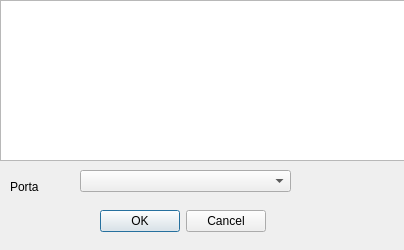
Qt form dialogjack.ui (marcelbonnet/QStage) before a commit.
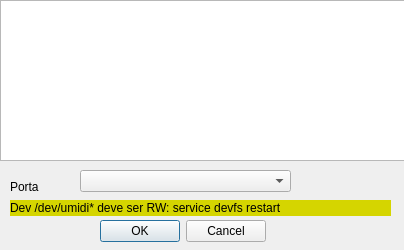
The same form after that commit.

```diff
--- a/dialogjack.ui
+++ b/dialogjack.ui
@@ -13,6 +13,13 @@
   <property name="windowTitle">
    <string>Jack</string>
   </property>
+  <property name="styleSheet">
+   <string notr="true">#labelAviso{
+background-color: rgb(213, 213, 0);
+	color: rgb(0, 0, 0);
+
+}</string>
+  </property>
   <widget class="QComboBox" name="portas">
    <property name="geometry">
     <rect>
@@ -27,7 +34,7 @@
    <property name="geometry">
     <rect>
      <x>100</x>
-     <y>210</y>
+     <y>220</y>
      <width>166</width>
      <height>22</height>
     </rect>
@@ -59,6 +66,19 @@
     </rect>
    </property>
   </widget>
+  <widget class="QLabel" name="labelAviso">
+   <property name="geometry">
+    <rect>
+     <x>10</x>
+     <y>200</y>
+     <width>381</width>
+     <height>16</height>
+    </rect>
+   </property>
+   <property name="text">
+    <string>Dev /dev/umidi* deve ser RW: service devfs restart</string>
+   </property>
+  </widget>
  </widget>
  <resources/>
  <connections/>
```
